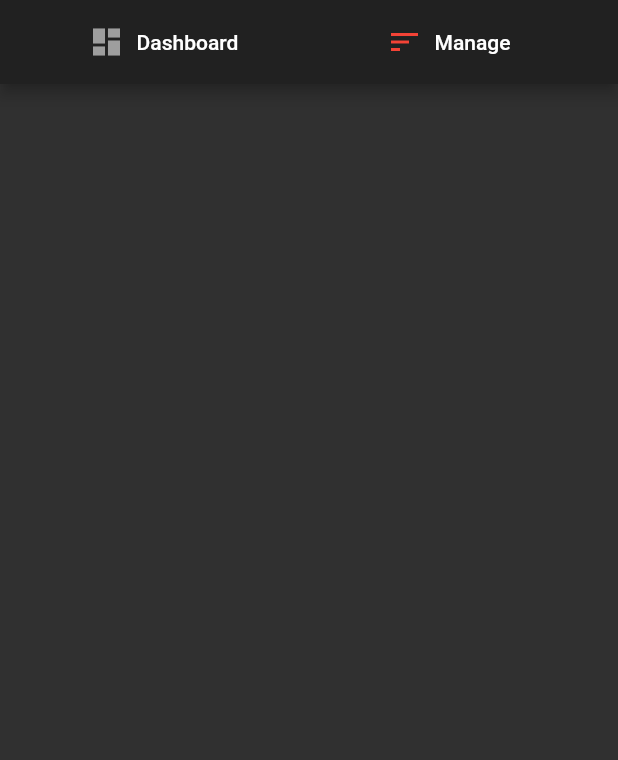
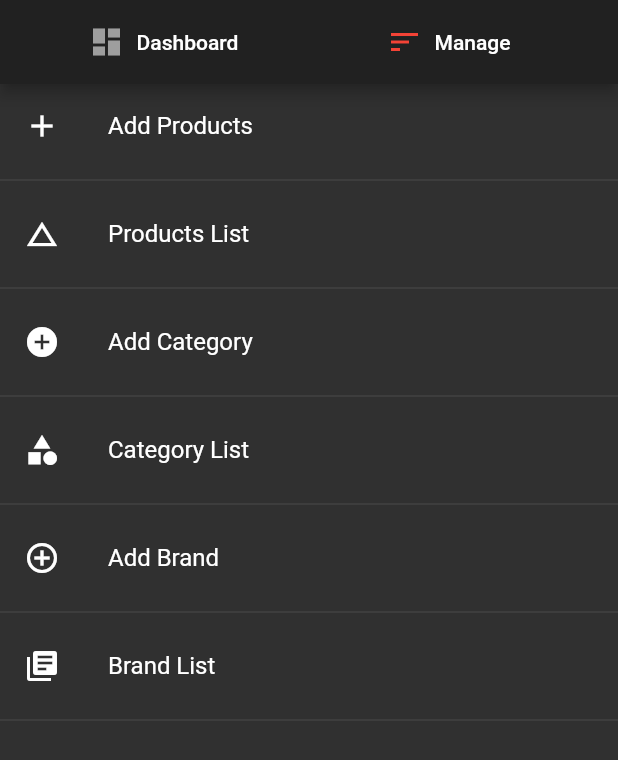
Before and after one commit to EevokClothingApp/AdminApplication, a Flutter app: the screen it shows after launch, after a tap on "Manage", on a phone screen of 412 x 824 dp. Shown: the top 760 px of the screen. Run offline on Flutter 3.47's test engine with Material 2 defaults, Android fonts, the phone set to English and light mode, and no system bars.

Commit message:
manage page ui created

```diff
--- a/adminapplication/lib/screens/manage.dart
+++ b/adminapplication/lib/screens/manage.dart
@@ -3,8 +3,45 @@ import 'package:flutter/material.dart';
 class Manage extends StatelessWidget {
   @override
   Widget build(BuildContext context) {
-    return Container(
-
+    return ListView(
+      children: <Widget>[
+        ListTile(
+          leading: Icon(Icons.add),
+          title: Text("Add Products"),
+          onTap: () {},
+        ),
+        Divider(),
+        ListTile(
+          leading: Icon(Icons.change_history),
+          title: Text("Products List"),
+          onTap: () {},
+        ),
+        Divider(),
+        ListTile(
+          leading: Icon(Icons.add_circle),
+          title: Text("Add Category"),
+          onTap: () {},
+        ),
+        Divider(),
+        ListTile(
+          leading: Icon(Icons.category),
+          title: Text("Category List"),
+          onTap: () {},
+        ),
+        Divider(),
+        ListTile(
+          leading: Icon(Icons.add_circle_outline),
+          title: Text("Add Brand"),
+          onTap: () {},
+        ),
+        Divider(),
+        ListTile(
+          leading: Icon(Icons.library_books),
+          title: Text("Brand List"),
+          onTap: () {},
+        ),
+        Divider(),
+      ],
     );
   }
 }
```
